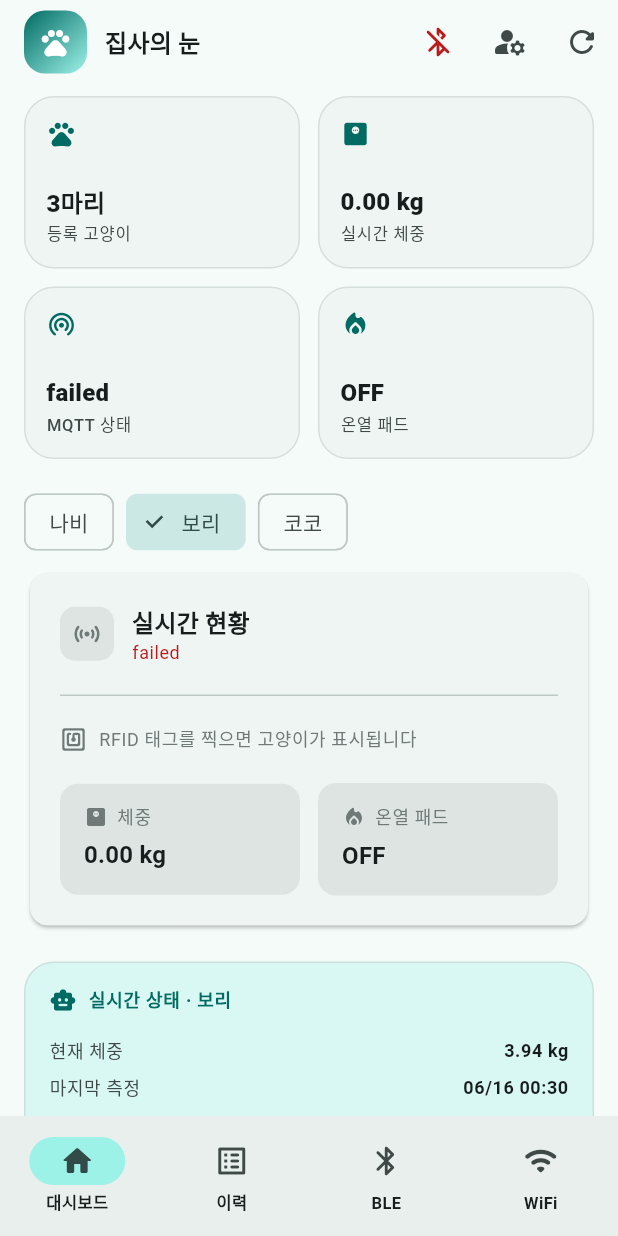
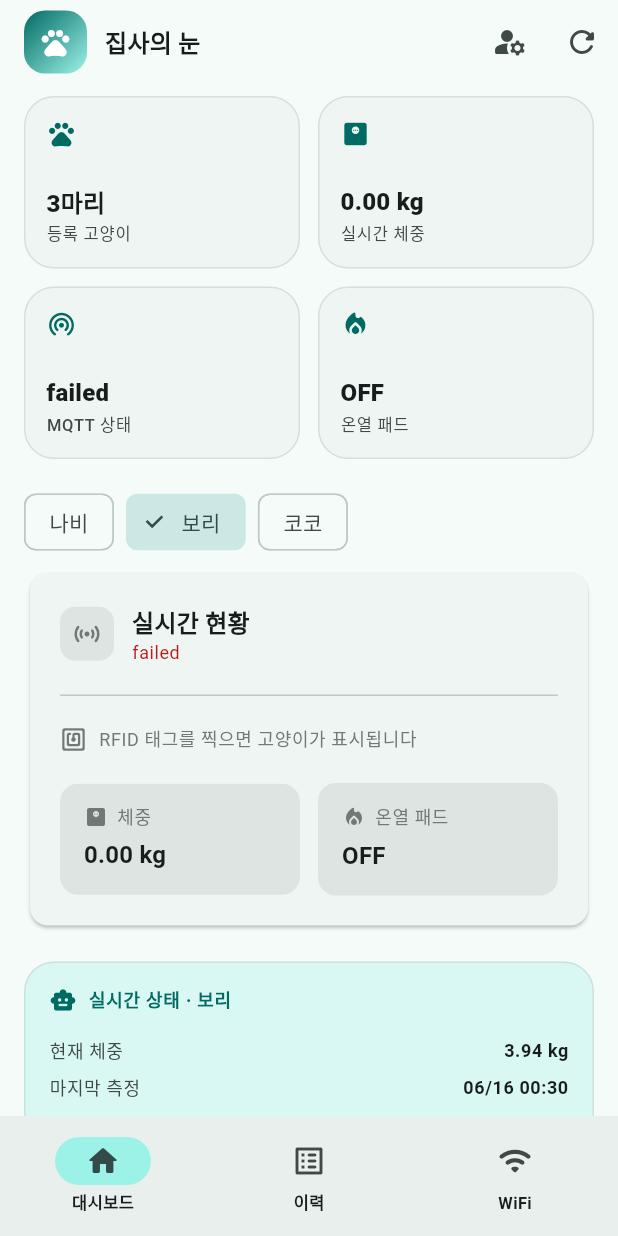
Before and after one commit to neowguk/cat_health, a Flutter app: the screen it shows after launch, after a tap on "보리", on a phone screen of 412 x 824 dp. Run offline on Flutter 3.47's test engine with Material 3 defaults, Android fonts, the phone set to English and light mode, and no system bars; our stand-ins replace fl_chart, shared_preferences, sqflite; missing offline and left inert: mqtt_client; accounts and stored records are empty.

Commit message:
remove: BLE feature and related files

```diff
--- a/lib/main.dart
+++ b/lib/main.dart
@@ -1,7 +1,6 @@
 import 'package:flutter/material.dart';
 import 'package:provider/provider.dart';
 import 'providers/cat_provider.dart';
-import 'services/ble_service.dart';
 import 'screens/dashboard_screen.dart';
 import 'services/arduino_service.dart';
 import 'services/mqtt_service.dart';
@@ -19,7 +18,6 @@ class CatHealthApp extends StatelessWidget {
     return MultiProvider(
       providers: [
         ChangeNotifierProvider(create: (_) => CatProvider()),
-        ChangeNotifierProvider(create: (_) => BleService()),
         ChangeNotifierProvider(create: (_) => ArduinoService()),
         ChangeNotifierProvider(create: (_) => MqttService()..connect()),
       ],
--- a/lib/screens/dashboard_screen.dart
+++ b/lib/screens/dashboard_screen.dart
@@ -1,14 +1,12 @@
 import 'package:flutter/material.dart';
 import 'package:provider/provider.dart';
 import '../providers/cat_provider.dart';
-import '../services/ble_service.dart';
 import '../services/arduino_service.dart';
 import '../services/mqtt_service.dart';
 import '../widgets/stat_card.dart';
 import '../widgets/weight_chart.dart';
 import '../widgets/record_list.dart';
 import '../widgets/health_status_card.dart';
-import '../widgets/ble_panel.dart';
 import '../widgets/wifi_panel.dart';
 
 class DashboardScreen extends StatefulWidget {
@@ -476,7 +474,6 @@ class _DashboardScreenState extends State<DashboardScreen> {
   @override
   Widget build(BuildContext context) {
     final prov = context.watch<CatProvider>();
-    final ble = context.watch<BleService>();
     final arduino = context.watch<ArduinoService>();
     final mqtt = context.watch<MqttService>();
     final cs = Theme.of(context).colorScheme;
@@ -510,15 +507,6 @@ class _DashboardScreenState extends State<DashboardScreen> {
         ),
         actions: [
           IconButton(
-            icon: Icon(
-              ble.connected
-                  ? Icons.bluetooth_connected_rounded
-                  : Icons.bluetooth_disabled_rounded,
-              color: ble.connected ? cs.primary : cs.error,
-            ),
-            onPressed: () => setState(() => _tab = 2),
-          ),
-          IconButton(
             icon: const Icon(Icons.manage_accounts_rounded),
             tooltip: '고양이 관리',
             onPressed: () => _showCatManageSheet(prov, cs, tt),
@@ -546,7 +534,6 @@ class _DashboardScreenState extends State<DashboardScreen> {
                   padding: const EdgeInsets.fromLTRB(16, 8, 16, 16),
                   child: RecordList(records: prov.records),
                 ),
-                const BlePanel(),
                 const WifiPanel(),
               ],
             ),
@@ -561,14 +548,6 @@ class _DashboardScreenState extends State<DashboardScreen> {
           const NavigationDestination(
             icon: Icon(Icons.list_alt_rounded),
             label: '이력',
-          ),
-          NavigationDestination(
-            icon: Badge(
-              isLabelVisible: ble.connected,
-              label: const Text('ON'),
-              child: const Icon(Icons.bluetooth_rounded),
-            ),
-            label: 'BLE',
           ),
           NavigationDestination(
             icon: Badge(
--- a/lib/services/ble_service.dart
+++ /dev/null
@@ -1,185 +0,0 @@
-import 'dart:async';
-import 'dart:convert';
-import 'dart:typed_data';
-import 'package:flutter/foundation.dart';
-import 'package:flutter_blue_plus/flutter_blue_plus.dart';
-
-class BleService extends ChangeNotifier {
-  static const String _serviceUUID    = '4FAFC201-1FB5-459E-8FCC-C5C9C331914B';
-  static const String _weightCharUUID = 'BEB5483E-36E1-4688-B7F5-EA07361B26A8';
-  static const String _tempCharUUID   = 'BEB5483F-36E1-4688-B7F5-EA07361B26A8';
-  static const String _targetName     = 'CatTower';
-
-  BluetoothDevice? _device;
-  StreamSubscription? _weightSub, _tempSub, _scanSub;
-
-  BluetoothAdapterState _status = BluetoothAdapterState.unknown;
-  ScanState  _scan      = ScanState.idle;
-  String     _log       = '대기 중...';
-  double?    _weight;
-  double?    _temperature;
-  bool       _connected    = false;
-  bool       _autoReconnect = true;
-
-  BluetoothAdapterState get status => _status;
-  ScanState get scanState    => _scan;
-  String    get log          => _log;
-  double?   get weight       => _weight;
-  double?   get temperature  => _temperature;
-  bool      get connected    => _connected;
-  bool      get autoReconnect => _autoReconnect;
-
-  BleService() {
-    FlutterBluePlus.adapterState.listen((s) {
-      _status = s;
-      _addLog('블루투스 상태: ${s.name}');
-      notifyListeners();
-    });
-  }
-
-  Future<void> startScan() async {
-    if (_scan == ScanState.scanning) return;
-    _scan = ScanState.scanning;
-    _addLog('스캔 시작...');
-    notifyListeners();
-
-    await FlutterBluePlus.startScan(
-      timeout: const Duration(seconds: 10),
-      withServices: [Guid(_serviceUUID)],
-    );
-
-    _scanSub = FlutterBluePlus.scanResults.listen((results) async {
-      for (final r in results) {
-        final name = r.device.platformName;
-        if (name == _targetName || name.contains('CatTower')) {
-          await FlutterBluePlus.stopScan();
-          _scanSub?.cancel();
-          _scan = ScanState.idle;
-          _addLog('센서 발견: $name');
-          notifyListeners();
-          await _connect(r.device);
-          return;
-        }
-      }
-    });
-
-    FlutterBluePlus.isScanning.listen((scanning) {
-      if (!scanning && _scan == ScanState.scanning) {
-        _scan = ScanState.idle;
-        _addLog('스캔 종료 (센서를 찾지 못했습니다)');
-        notifyListeners();
-      }
-    });
-  }
-
-  Future<void> stopScan() async {
-    await FlutterBluePlus.stopScan();
-    _scanSub?.cancel();
-    _scan = ScanState.idle;
-    _addLog('스캔 중지');
-    notifyListeners();
-  }
-
-  Future<void> _connect(BluetoothDevice device) async {
-    _device = device;
-    _addLog('연결 중...');
-    try {
-      await device.connect(autoConnect: false);
-      _connected = true;
-      _addLog('연결 성공: ${device.platformName}');
-      notifyListeners();
-
-      device.connectionState.listen((state) {
-        _connected = state == BluetoothConnectionState.connected;
-        _addLog(_connected ? '연결 유지됨' : '연결 끊김');
-        notifyListeners();
-        if (!_connected && _autoReconnect) {
-          Future.delayed(const Duration(seconds: 3), () => _connect(device));
-        }
-      });
-
-      await _discoverAndSubscribe(device);
-    } catch (e) {
-      _addLog('연결 실패: $e');
-      _connected = false;
-      notifyListeners();
-    }
-  }
-
-  Future<void> disconnect() async {
-    _autoReconnect = false;
-    await _weightSub?.cancel();
-    await _tempSub?.cancel();
-    await _device?.disconnect();
-    _connected = false;
-    _device = null;
-    _weight = null;
-    _temperature = null;
-    _addLog('연결 해제됨');
-    notifyListeners();
-  }
-
-  Future<void> _discoverAndSubscribe(BluetoothDevice device) async {
-    final services = await device.discoverServices();
-    for (final svc in services) {
-      if (svc.uuid.toString().toUpperCase() != _serviceUUID) continue;
-      for (final char in svc.characteristics) {
-        final uuid = char.uuid.toString().toUpperCase();
-        if (uuid == _weightCharUUID) {
-          await char.setNotifyValue(true);
-          _weightSub = char.lastValueStream.listen(_onWeightData);
-          _addLog('체중 캐릭터리스틱 구독 완료');
-        } else if (uuid == _tempCharUUID) {
-          await char.setNotifyValue(true);
-          _tempSub = char.lastValueStream.listen(_onTempData);
-          _addLog('온도 캐릭터리스틱 구독 완료');
-        }
-      }
-    }
-  }
-
-  void _onWeightData(List<int> data) {
-    if (data.isEmpty) return;
-    try {
-      final map = jsonDecode(utf8.decode(data)) as Map<String, dynamic>;
-      _weight = (map['w'] ?? map['weight'] as num).toDouble();
-    } catch (_) {
-      if (data.length >= 4) {
-        _weight = ByteData.view(Uint8List.fromList(data).buffer)
-            .getFloat32(0, Endian.little);
-      }
-    }
-    _addLog('체중 수신: ${_weight?.toStringAsFixed(2)} kg');
-    notifyListeners();
-  }
-
-  void _onTempData(List<int> data) {
-    if (data.isEmpty) return;
-    try {
-      final map = jsonDecode(utf8.decode(data)) as Map<String, dynamic>;
-      _temperature = (map['t'] ?? map['temperature'] as num).toDouble();
-    } catch (_) {
-      if (data.length >= 4) {
-        _temperature = ByteData.view(Uint8List.fromList(data).buffer)
-            .getFloat32(0, Endian.little);
-      }
-    }
-    _addLog('온도 수신: ${_temperature?.toStringAsFixed(1)} °C');
-    notifyListeners();
-  }
-
-  void _addLog(String msg) {
-    final now = DateTime.now();
-    final ts =
-        '${now.hour.toString().padLeft(2,'0')}:${now.minute.toString().padLeft(2,'0')}:${now.second.toString().padLeft(2,'0')}';
-    _log = '[$ts] $msg';
-    if (kDebugMode) print('[BLE] $msg');
-  }
-
-  void setAutoReconnect(bool v) {
-    _autoReconnect = v;
-    notifyListeners();
-  }
-}
-
-enum ScanState { idle, scanning }
--- a/lib/widgets/ble_panel.dart
+++ /dev/null
@@ -1,293 +0,0 @@
-import 'package:flutter/material.dart';
-import 'package:provider/provider.dart';
-import '../services/ble_service.dart';
-import '../providers/cat_provider.dart';
-import '../models/cat_record.dart';
-
-class BlePanel extends StatelessWidget {
-  const BlePanel({super.key});
-
-  @override
-  Widget build(BuildContext context) {
-    final ble  = context.watch<BleService>();
-    final prov = context.watch<CatProvider>();
-    final cs   = Theme.of(context).colorScheme;
-    final tt   = Theme.of(context).textTheme;
-
-    return SingleChildScrollView(
-      padding: const EdgeInsets.fromLTRB(16, 12, 16, 100),
-      child: Column(crossAxisAlignment: CrossAxisAlignment.start, children: [
-        _StatusCard(ble: ble),
-        const SizedBox(height: 16),
-        Row(children: [
-          Expanded(child: _ValueCard(label: '실시간 체중',
-              value: ble.weight != null
-                  ? '${ble.weight!.toStringAsFixed(2)} kg' : '--',
-              icon: Icons.monitor_weight_outlined)),
-          const SizedBox(width: 12),
-          Expanded(child: _ValueCard(label: '실시간 온도',
-              value: ble.temperature != null
-                  ? '${ble.temperature!.toStringAsFixed(1)} °C' : '--',
-              icon: Icons.thermostat_rounded)),
-        ]),
-        const SizedBox(height: 16),
-        Text('센서 데이터 저장',
-            style: tt.titleMedium?.copyWith(fontWeight: FontWeight.w700)),
-        const SizedBox(height: 8),
-        _SaveSection(ble: ble, prov: prov),
-        const SizedBox(height: 20),
-        Container(
-          padding: const EdgeInsets.symmetric(horizontal: 16, vertical: 4),
-          decoration: BoxDecoration(
-            color: cs.surfaceContainerLow,
-            borderRadius: BorderRadius.circular(16),
-            border: Border.all(color: cs.outlineVariant.withOpacity(0.5)),
-          ),
-          child: SwitchListTile(
-            contentPadding: EdgeInsets.zero,
-            title: const Text('자동 재연결',
-                style: TextStyle(fontWeight: FontWeight.w600)),
-            subtitle: const Text('연결 끊김 시 3초 후 자동 재시도'),
-            value: ble.autoReconnect,
-            onChanged: ble.setAutoReconnect,
-          ),
-        ),
-        const SizedBox(height: 20),
-        Text('BLE 로그',
-            style: tt.titleMedium?.copyWith(fontWeight: FontWeight.w700)),
-        const SizedBox(height: 8),
-        Container(
-          width: double.infinity,
-          padding: const EdgeInsets.all(14),
-          decoration: BoxDecoration(
-            color: cs.surfaceContainerLow,
-            borderRadius: BorderRadius.circular(16),
-            border: Border.all(color: cs.outlineVariant.withOpacity(0.5)),
-          ),
-          child: Text(ble.log,
-              style: TextStyle(fontFamily: 'monospace', fontSize: 12,
-                  color: cs.onSurfaceVariant)),
-        ),
-        const SizedBox(height: 20),
-        _GuideCard(),
-      ]),
-    );
-  }
-}
-
-class _StatusCard extends StatelessWidget {
-  final BleService ble;
-  const _StatusCard({required this.ble});
-
-  @override
-  Widget build(BuildContext context) {
-    final cs = Theme.of(context).colorScheme;
-    final tt = Theme.of(context).textTheme;
-    final connected = ble.connected;
-    final scanning  = ble.scanState == ScanState.scanning;
-
-    return Container(
-      padding: const EdgeInsets.all(18),
-      decoration: BoxDecoration(
-        gradient: LinearGradient(
-          colors: [cs.primaryContainer.withOpacity(0.4), cs.surface],
-          begin: Alignment.topLeft, end: Alignment.bottomRight,
-        ),
-        borderRadius: BorderRadius.circular(20),
-        border: Border.all(color: cs.outlineVariant.withOpacity(0.5)),
-      ),
-      child: Column(crossAxisAlignment: CrossAxisAlignment.start, children: [
-        Row(children: [
-          Container(width: 10, height: 10,
-              decoration: BoxDecoration(
-                color: connected ? Colors.green : scanning ? Colors.orange : Colors.red,
-                shape: BoxShape.circle,
-              )),
-          const SizedBox(width: 8),
-          Text(connected ? '연결됨' : scanning ? '스캔 중...' : '연결 안 됨',
-              style: tt.labelMedium?.copyWith(
-                  color: connected ? cs.primary : cs.error,
-                  fontWeight: FontWeight.w700)),
-        ]),
-        const SizedBox(height: 12),
-        Text('캣타워 BLE 센서',
-            style: tt.titleMedium?.copyWith(fontWeight: FontWeight.w800)),
-        const SizedBox(height: 2),
-        Text('광고명: CatTower 포함 시 자동 연결',
-            style: tt.labelSmall?.copyWith(color: cs.onSurfaceVariant)),
-        const SizedBox(height: 16),
-        Row(children: [
-          Expanded(child: OutlinedButton.icon(
-            onPressed: scanning ? ble.stopScan : connected ? null : ble.startScan,
-            icon: scanning
-                ? const SizedBox(width: 16, height: 16,
-                child: CircularProgressIndicator(strokeWidth: 2))
-                : const Icon(Icons.bluetooth_searching_rounded),
-            label: Text(scanning ? '중지' : '스캔 시작'),
-          )),
-          const SizedBox(width: 10),
-          Expanded(child: FilledButton.icon(
-            onPressed: connected ? ble.disconnect : null,
-            icon: const Icon(Icons.bluetooth_disabled_rounded),
-            label: const Text('연결 해제'),
-            style: FilledButton.styleFrom(backgroundColor: cs.error),
-          )),
-        ]),
-      ]),
-    );
-  }
-}
-
-class _ValueCard extends StatelessWidget {
-  final String label, value;
-  final IconData icon;
-  const _ValueCard({required this.label, required this.value, required this.icon});
-
-  @override
-  Widget build(BuildContext context) {
-    final cs = Theme.of(context).colorScheme;
-    final tt = Theme.of(context).textTheme;
-    return Container(
-      padding: const EdgeInsets.all(16),
-      decoration: BoxDecoration(
-        color: cs.surfaceContainerLow,
-        borderRadius: BorderRadius.circular(20),
-        border: Border.all(color: cs.outlineVariant.withOpacity(0.5)),
-      ),
-      child: Column(crossAxisAlignment: CrossAxisAlignment.start, children: [
-        Icon(icon, size: 20, color: cs.primary),
-        const SizedBox(height: 10),
-        Text(value, style: tt.titleLarge?.copyWith(
-            fontWeight: FontWeight.w800,
-            fontFeatures: [const FontFeature.tabularFigures()])),
-        Text(label, style: tt.labelSmall?.copyWith(color: cs.onSurfaceVariant)),
-      ]),
-    );
-  }
-}
-
-class _SaveSection extends StatefulWidget {
-  final BleService ble;
-  final CatProvider prov;
-  const _SaveSection({required this.ble, required this.prov});
-
-  @override
-  State<_SaveSection> createState() => _SaveSectionState();
-}
-
-class _SaveSectionState extends State<_SaveSection> {
-  String? _selectedCat;
-  bool _saving = false;
-  final _defaults = ['나비', '코코', '보리'];
-
-  @override
-  void initState() {
-    super.initState();
-    _selectedCat = widget.prov.catNames.isNotEmpty
-        ? widget.prov.catNames.first : _defaults.first;
-  }
-
-  @override
-  Widget build(BuildContext context) {
-    final cs  = Theme.of(context).colorScheme;
-    final ble = widget.ble;
-    final allCats = {..._defaults, ...widget.prov.catNames}.toList()..sort();
-    final canSave = ble.weight != null && ble.temperature != null && !_saving;
-
-    return Container(
-      padding: const EdgeInsets.all(16),
-      decoration: BoxDecoration(
-        color: cs.surfaceContainerLow,
-        borderRadius: BorderRadius.circular(20),
-        border: Border.all(color: cs.outlineVariant.withOpacity(0.5)),
-      ),
-      child: Column(children: [
-        DropdownButtonFormField<String>(
-          value: _selectedCat,
-          decoration: InputDecoration(
-            labelText: '고양이 선택',
-            border: OutlineInputBorder(borderRadius: BorderRadius.circular(14)),
-            filled: true, fillColor: cs.surface,
-          ),
-          items: allCats.map((c) =>
-              DropdownMenuItem(value: c, child: Text(c))).toList(),
-          onChanged: (v) => setState(() => _selectedCat = v),
-        ),
-        const SizedBox(height: 12),
-        FilledButton.icon(
-          onPressed: canSave ? _save : null,
-          icon: _saving
-              ? const SizedBox(width: 18, height: 18,
-              child: CircularProgressIndicator(strokeWidth: 2))
-              : const Icon(Icons.save_rounded),
-          label: const Text('센서 데이터 저장',
-              style: TextStyle(fontWeight: FontWeight.w700)),
-          style: FilledButton.styleFrom(
-            minimumSize: const Size.fromHeight(50),
-            shape: RoundedRectangleBorder(borderRadius: BorderRadius.circular(14)),
-          ),
-        ),
-        if (!canSave)
-          Padding(
-            padding: const EdgeInsets.only(top: 8),
-            child: Text('센서를 먼저 연결하면 값이 자동으로 채워집니다.',
-                style: TextStyle(fontSize: 11, color: cs.onSurfaceVariant),
-                textAlign: TextAlign.center),
-          ),
-      ]),
-    );
-  }
-
-  Future<void> _save() async {
-    setState(() => _saving = true);
-    final record = CatRecord(
-      catName: _selectedCat!,
-      weight: widget.ble.weight!,
-      temperature: widget.ble.temperature!,
-      timestamp: DateTime.now(),
-    );
-    await widget.prov.addRecord(record);
-    if (mounted) {
-      setState(() => _saving = false);
-      ScaffoldMessenger.of(context).showSnackBar(SnackBar(
-        content: Text('${record.catName}: ${record.weight.toStringAsFixed(2)} kg 저장 완료'),
-        behavior: SnackBarBehavior.floating,
-      ));
-    }
-  }
-}
-
-class _GuideCard extends StatelessWidget {
-  @override
-  Widget build(BuildContext context) {
-    final cs = Theme.of(context).colorScheme;
-    final tt = Theme.of(context).textTheme;
-    return Container(
-      padding: const EdgeInsets.all(16),
-      decoration: BoxDecoration(
-        color: cs.tertiaryContainer.withOpacity(0.3),
-        borderRadius: BorderRadius.circular(20),
-        border: Border.all(color: cs.outlineVariant.withOpacity(0.5)),
-      ),
-      child: Column(crossAxisAlignment: CrossAxisAlignment.start, children: [
-        Row(children: [
-          Icon(Icons.info_outline_rounded, size: 16, color: cs.tertiary),
-          const SizedBox(width: 6),
-          Text('센서 연동 안내', style: tt.labelMedium?.copyWith(
-              color: cs.tertiary, fontWeight: FontWeight.w700)),
-        ]),
-        const SizedBox(height: 10),
-        ...[
-          '1. ESP32 캣타워 센서에서 BLE GATT 서버 실행',
-          '2. Service UUID: 4FAFC201-1FB5-459E-8FCC-C5C9C331914B',
-          '3. 체중 Char: BEB5483E-... → JSON {"w":4.62} 또는 Float32 LE',
-          '4. 온도 Char: BEB5483F-... → JSON {"t":33.8} 또는 Float32 LE',
-          '5. 광고 이름에 CatTower 포함 시 앱이 자동으로 연결합니다.',
-        ].map((s) => Padding(
-          padding: const EdgeInsets.only(bottom: 4),
-          child: Text(s, style: tt.bodySmall?.copyWith(color: cs.onSurfaceVariant)),
-        )),
-      ]),
-    );
-  }
-}
--- a/pubspec.yaml
+++ b/pubspec.yaml
@@ -15,7 +15,6 @@ dependencies:
   fl_chart: ^0.68.0
   provider: ^6.1.2
   intl: ^0.19.0
-  flutter_blue_plus: ^1.31.8
   permission_handler: ^11.3.1
   http: ^1.6.0
   mqtt_client: ^10.5.1
```
Also changed, not shown: pubspec.lock, 1 other file.
